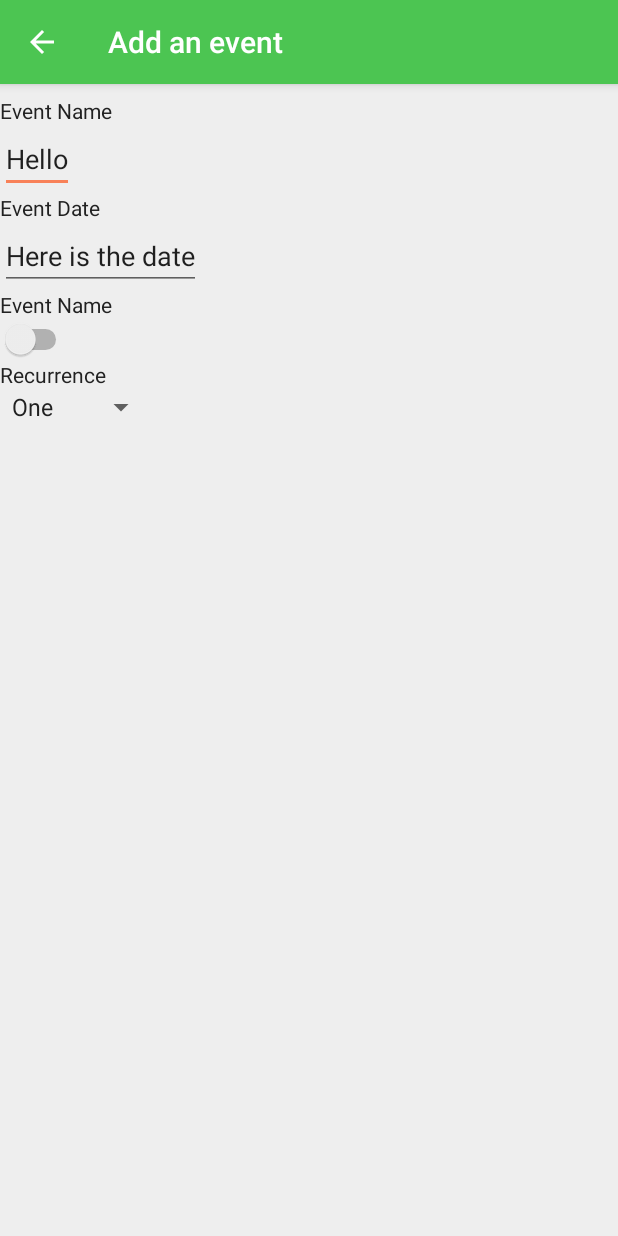
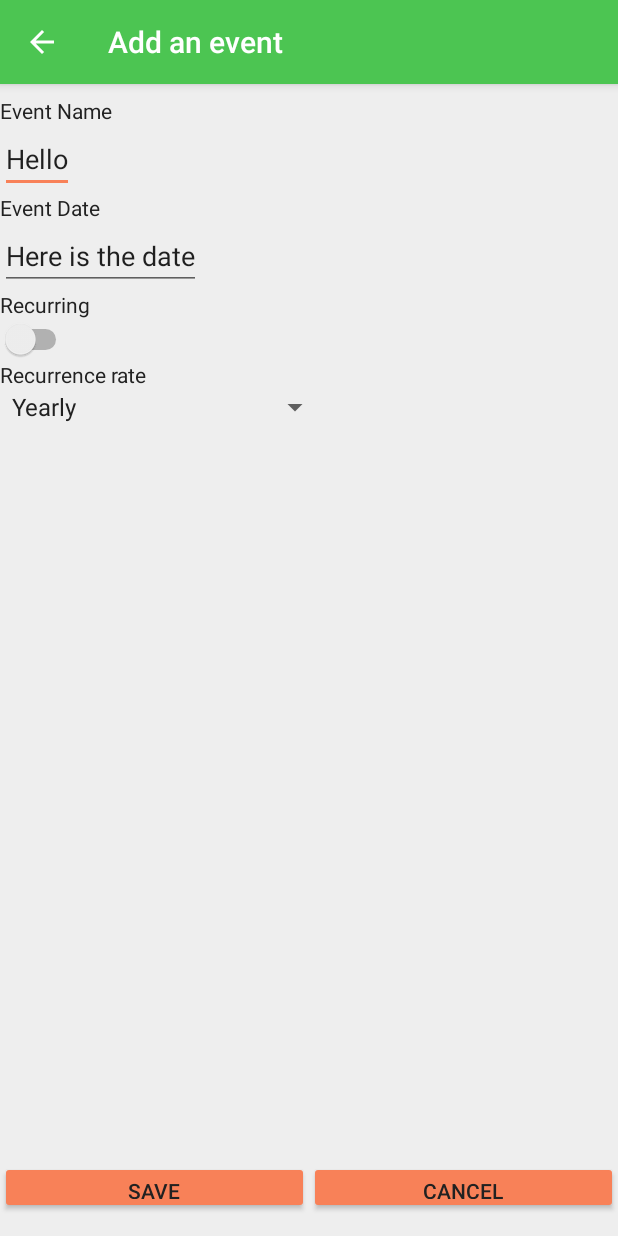
Before and after one commit to TheRyanMiller/Gift-Idea-Reminder, an Android app: the EditEventActivity screen opened directly, with no data from a screen before it, on a phone screen of 412 x 824 dp. Run offline under Robolectric (Android 15) with nearby library versions, the phone set to English and light mode, and no system bars.

Commit message:
adjusting event db write

```diff
--- a/app/src/main/java/com/rtmillerprojects/giftideareminder/ui/EditEventActivity.java
+++ b/app/src/main/java/com/rtmillerprojects/giftideareminder/ui/EditEventActivity.java
@@ -6,11 +6,16 @@ import android.support.v7.app.AppCompatActivity;
 import android.support.v7.widget.Toolbar;
 import android.view.View;
 import android.widget.ArrayAdapter;
+import android.widget.Button;
 import android.widget.EditText;
 import android.widget.Spinner;
+import android.widget.Switch;
 import android.widget.TextView;
+import android.widget.Toast;
 
 import com.rtmillerprojects.giftideareminder.R;
+import com.rtmillerprojects.giftideareminder.model.AgendaItem;
+import com.rtmillerprojects.giftideareminder.util.DatabaseHelper;
 
 /**
  * Created by Ryan on 6/5/2016.
@@ -19,12 +24,25 @@ public class EditEventActivity extends AppCompatActivity{
 
     Toolbar toolbar;
     Spinner spinner;
+    Button btnSave;
+    Button btnCancel;
+    EditText eventTitle;
+    EditText selectedDate;
+    Switch recurringSwitch;
+
     @Override
     public void onCreate(Bundle savedInstanceState) {
         super.onCreate(savedInstanceState);
         setContentView(R.layout.edit_event);
         spinner = (Spinner) findViewById(R.id.recurrence_spinner);
         toolbar = (Toolbar) findViewById(R.id.editEventToolbar);
+        btnSave = (Button) findViewById(R.id.btn_save_event);
+        btnCancel = (Button) findViewById(R.id.btn_cancel_event);
+        eventTitle = (EditText) findViewById(R.id.agenda_item_title);
+        selectedDate = (EditText) findViewById(R.id.selectedDate);
+        recurringSwitch = (Switch) findViewById(R.id.recurring_switch);
+
+
         Bundle extras = getIntent().getExtras();
         if (toolbar != null) {
             setSupportActionBar(toolbar);
@@ -33,17 +51,24 @@ public class EditEventActivity extends AppCompatActivity{
             getSupportActionBar().setTitle("Add an event");
         }
         ArrayAdapter<CharSequence> recurrenceOptionAdapter = ArrayAdapter.createFromResource(this,
-                R.array.spinner_items_array, android.R.layout.simple_spinner_item);
+                R.array.recurrence_options, android.R.layout.simple_spinner_item);
         // Specify the layout to use when the list of choices appears
         recurrenceOptionAdapter.setDropDownViewResource(android.R.layout.simple_spinner_dropdown_item);
         // Apply the adapter to the spinner
         spinner.setAdapter(recurrenceOptionAdapter);
 
+        btnSave.setOnClickListener(new View.OnClickListener() {
+            @Override
+            public void onClick(View v) {
+                saveEvent();
+            }
+        });
+
     }
     public void onStart(){
         super.onStart();
 
-        EditText selectedDate=(EditText) findViewById(R.id.selectedDate);
+        selectedDate =(EditText) findViewById(R.id.selectedDate);
 
         if(selectedDate!=null){
             selectedDate.setOnFocusChangeListener(new View.OnFocusChangeListener(){
@@ -59,6 +84,16 @@ public class EditEventActivity extends AppCompatActivity{
             });
         }
     }
-
+    public void saveEvent(){
+        Toast.makeText(this, "This is not quite saved yet.", Toast.LENGTH_SHORT).show();
+        DatabaseHelper db = DatabaseHelper.getInstance(this);
+        AgendaItem ai = new AgendaItem();
+        ai.setTitle(eventTitle.getText().toString());
+        //ai.setDate(eventTitle.getText().toString());
+        ai.setRecurring(recurringSwitch.isActivated());
+        ai.setRecurRate(spinner.getSelectedItem().toString());
+        //ai.setEventImage();
+        db.insertAgendaItem(ai);
+    }
 
 }
--- a/app/src/main/java/com/rtmillerprojects/giftideareminder/util/DatabaseHelper.java
+++ b/app/src/main/java/com/rtmillerprojects/giftideareminder/util/DatabaseHelper.java
@@ -134,7 +134,10 @@ public class DatabaseHelper extends SQLiteOpenHelper {
                 "yyyy-MM-dd HH:mm:ss", Locale.getDefault());
 
         ContentValues values = new ContentValues();
-        values.put(EVENT_DATE, dateFormat.format(agendaItem.getDate()));
+        if(agendaItem.getDate()!=null){
+            values.put(EVENT_DATE, dateFormat.format(agendaItem.getDate()));
+        }
+        else{values.put(EVENT_DATE, getDateTime());}
         values.put(EVENT_TITLE, agendaItem.getTitle());
         values.put(EVENT_RECURRING, agendaItem.getRecurring());
         values.put(EVENT_RECURRATE, agendaItem.getRecurRate());
--- a/app/src/main/res/layout/edit_event.xml
+++ b/app/src/main/res/layout/edit_event.xml
@@ -1,4 +1,8 @@
 <?xml version="1.0" encoding="utf-8"?>
+<RelativeLayout xmlns:android="http://schemas.android.com/apk/res/android"
+    android:layout_width="match_parent"
+    android:layout_height="match_parent" >
+
 
     <android.support.design.widget.CoordinatorLayout
         xmlns:android="http://schemas.android.com/apk/res/android"
@@ -31,8 +35,6 @@
             tools:context=".ui.EditEventActivity"
             app:layout_behavior="@string/appbar_scrolling_view_behavior">
 
-
-
             <LinearLayout
                 android:layout_width="match_parent"
                 android:layout_height="wrap_content"
@@ -44,6 +46,7 @@
                     android:layout_height="wrap_content"
                     android:text="Event Name"/>
                 <EditText
+                    android:id="@+id/agenda_item_title"
                     android:layout_width="wrap_content"
                     android:layout_height="wrap_content"
                     android:text="Hello"
@@ -60,7 +63,7 @@
                 <TextView
                     android:layout_width="wrap_content"
                     android:layout_height="wrap_content"
-                android:text="Event Name"/>
+                    android:text="Recurring"/>
                 <Switch
                     android:id="@+id/recurring_switch"
                     android:layout_width="wrap_content"
@@ -69,19 +72,12 @@
                 <TextView
                     android:layout_width="wrap_content"
                     android:layout_height="wrap_content"
-                android:text="Recurrence"/>
+                    android:text="Recurrence rate"/>
                 <Spinner
                     android:id="@+id/recurrence_spinner"
                     android:layout_width="wrap_content"
                     android:layout_height="wrap_content"
                     />
-
-            values.put(EVENT_DATE, dateFormat.format(agendaItem.getDate()));
-            values.put(EVENT_TITLE, agendaItem.getTitle());
-            values.put(EVENT_RECURRING, agendaItem.getRecurring());
-            values.put(EVENT_RECURRATE, agendaItem.getRecurRate());
-            values.put(KEY_CREATED_AT, getDateTime());
-
 
                 <FrameLayout
                     android:layout_width="match_parent"
@@ -91,4 +87,30 @@
                 </FrameLayout>
             </LinearLayout>
         </ScrollView>
+
     </android.support.design.widget.CoordinatorLayout>
+    <LinearLayout
+        android:id="@+id/footer"
+        android:layout_width="match_parent"
+        android:layout_height="50dp"
+        android:layout_alignParentBottom="true"
+        android:weightSum="2"
+        android:orientation="horizontal" >
+
+        <Button
+            android:id="@+id/btn_save_event"
+            android:layout_height="35dp"
+            android:text="Save"
+            android:layout_weight="1"
+            style="@style/Widget.AppCompat.Button.Colored"
+            android:layout_width="match_parent" />
+
+        <Button
+            android:id="@+id/btn_cancel_event"
+            style="@style/Widget.AppCompat.Button.Colored"
+            android:layout_height="35dp"
+            android:text="CANCEL"
+            android:layout_weight="1"
+            android:layout_width="match_parent" />
+    </LinearLayout>
+</RelativeLayout>
--- a/app/src/main/res/values/strings.xml
+++ b/app/src/main/res/values/strings.xml
@@ -65,7 +65,7 @@
     <string-array name="recurrence_options">
         <item>Yearly</item>
         <item>Monthly</item>
-        <item>Other</item>
+        <item>Same day of the week</item>
     </string-array>
 
 </resources>
```
Lines whose indentation alone changed are shown as unchanged.
